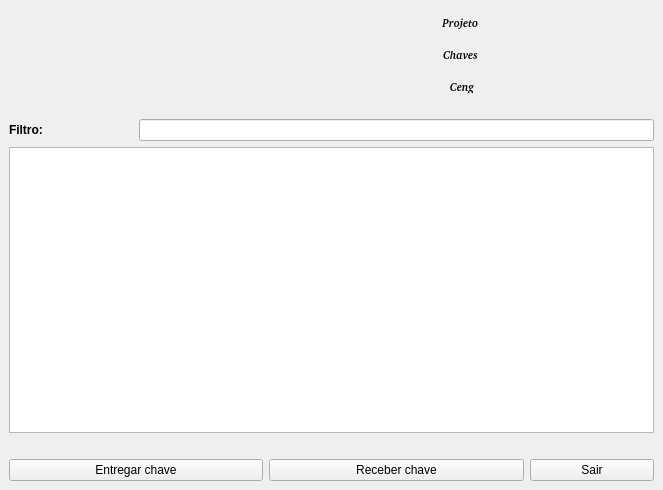
The window that nivel1.ui (walkermarcos/Chaves) describes before a commit, drawn with Qt 5.
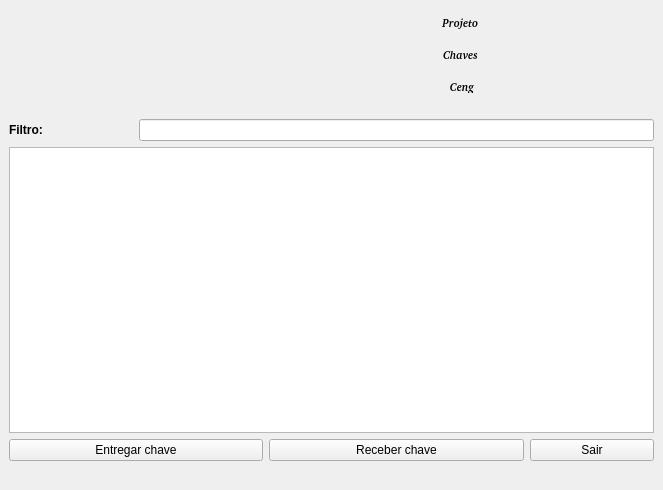
The same window after the commit. Icons and pictures are not drawn.

```diff
--- a/nivel1.ui
+++ b/nivel1.ui
@@ -142,20 +142,7 @@
       </attribute>
      </widget>
     </item>
-    <item row="4" column="0" colspan="5">
-     <spacer name="horizontalSpacer_2">
-      <property name="orientation">
-       <enum>Qt::Horizontal</enum>
-      </property>
-      <property name="sizeHint" stdset="0">
-       <size>
-        <width>642</width>
-        <height>20</height>
-       </size>
-      </property>
-     </spacer>
-    </item>
-    <item row="5" column="0" colspan="2">
+    <item row="4" column="0" colspan="2">
      <widget class="QPushButton" name="but_entr">
       <property name="sizePolicy">
        <sizepolicy hsizetype="Preferred" vsizetype="Fixed">
@@ -168,20 +155,33 @@
       </property>
      </widget>
     </item>
-    <item row="5" column="2" colspan="2">
+    <item row="4" column="2" colspan="2">
      <widget class="QPushButton" name="but_rec">
       <property name="text">
        <string>Receber chave</string>
       </property>
      </widget>
     </item>
-    <item row="5" column="4">
+    <item row="4" column="4">
      <widget class="QPushButton" name="but_sair">
       <property name="text">
        <string>Sair</string>
       </property>
      </widget>
     </item>
+    <item row="5" column="0" colspan="5">
+     <spacer name="horizontalSpacer_2">
+      <property name="orientation">
+       <enum>Qt::Horizontal</enum>
+      </property>
+      <property name="sizeHint" stdset="0">
+       <size>
+        <width>80</width>
+        <height>20</height>
+       </size>
+      </property>
+     </spacer>
+    </item>
    </layout>
   </widget>
  </widget>
```
Left out of the diff: 26 changed lines with no effect on the pictures.
